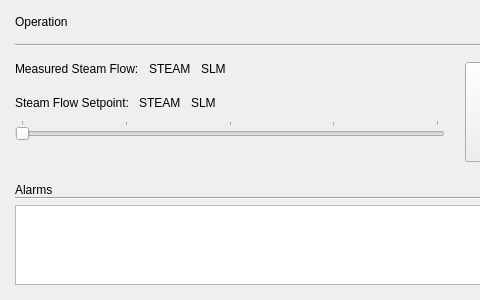
Old version of the form ui/resources/RunPage_test3.ui in the repository tamdak-dan/rch-steamer; both pictures show x 0 to 480 and y 0 to 300 of the 800 by 300 pixel window.
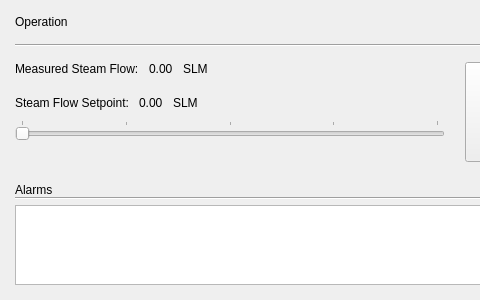
New version of the form.

Commit message: button signals on runpage linked - styles for SES/Delivery buttons

The edit to the form file:
```diff
--- a/ui/resources/RunPage_test3.ui
+++ b/ui/resources/RunPage_test3.ui
@@ -109,7 +109,7 @@
               </sizepolicy>
              </property>
              <property name="text">
-              <string>STEAM</string>
+              <string>0.00</string>
              </property>
             </widget>
            </item>
@@ -149,7 +149,7 @@
               </sizepolicy>
              </property>
              <property name="text">
-              <string>STEAM</string>
+              <string>0.00</string>
              </property>
             </widget>
            </item>
```
Left out of the diff: 14 changed lines with no effect on the pictures. The commit also changes 7 other files.
